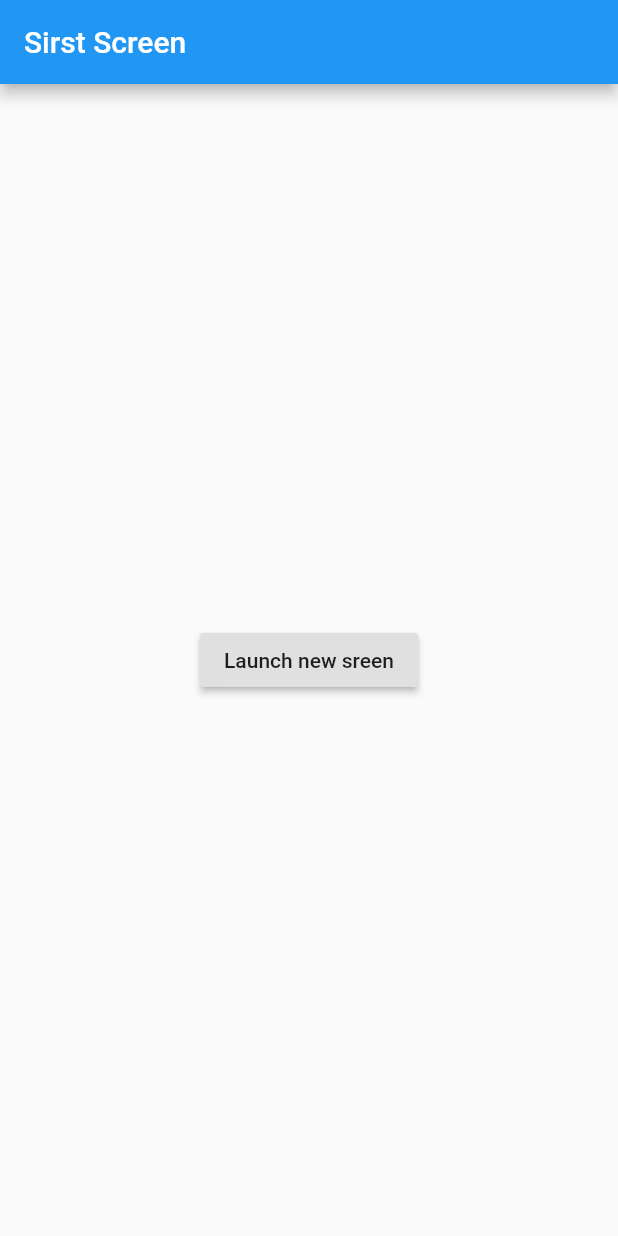
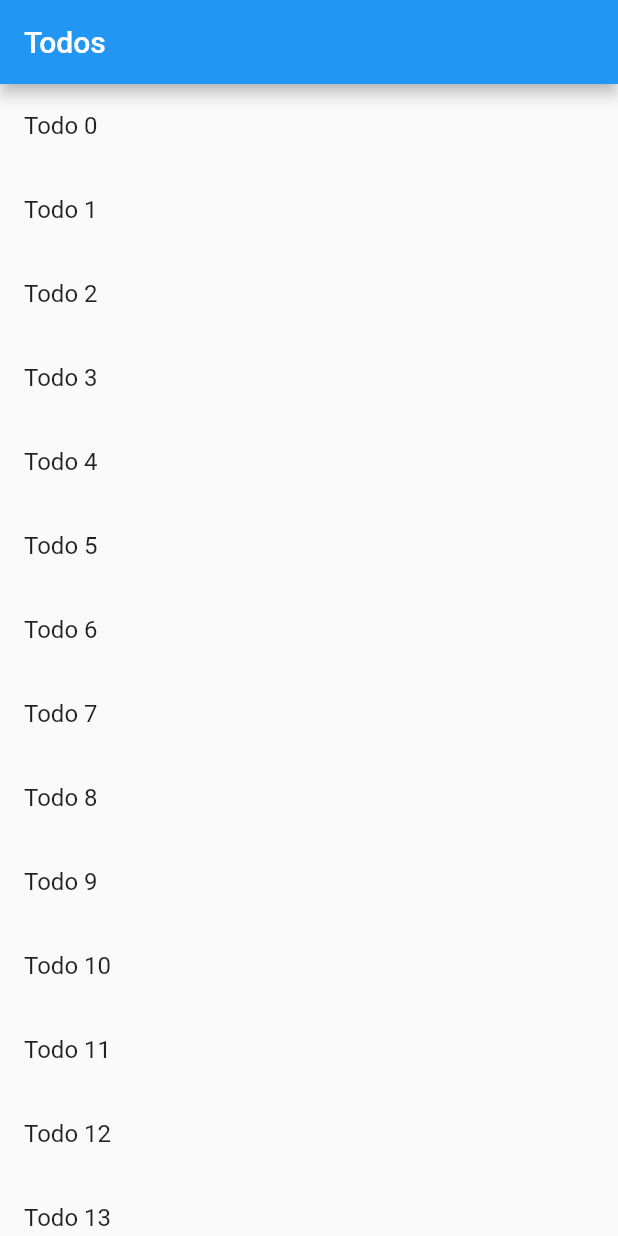
Before and after one commit to wildlily1989/flutter_navigator, a Flutter app: the screen it shows after launch, on a phone screen of 412 x 824 dp. Run offline on Flutter 3.47's test engine with Material 2 defaults, Android fonts, the phone set to English and light mode, and no system bars.

Commit message:
time :2020.04.28 content:navigation,界面传值。

```diff
--- a/lib/main.dart
+++ b/lib/main.dart
@@ -8,18 +8,19 @@ class MyApp extends StatelessWidget {
   // This widget is the root of your application.
   @override
   Widget build(BuildContext context) {
-    return MaterialApp(
+    return new MaterialApp(
       title: 'Flutter Demo',
       theme: ThemeData(
         primarySwatch: Colors.blue,
         visualDensity: VisualDensity.adaptivePlatformDensity,
       ),
-      home: FirstScreen(),
+      home: new TodoScreen(),
+//      home: FirstScreen(),
     );
   }
 }
 
-class FirstScreen extends StatelessWidget{
+class FirstScreen extends StatelessWidget {
   @override
   Widget build(BuildContext context) {
     return new Scaffold(
@@ -28,11 +29,12 @@ class FirstScreen extends StatelessWidget{
       ),
       body: new Center(
         child: new RaisedButton(
-        child: new Text('Launch new sreen'),
-            onPressed: (){
-          Navigator.push(
-              context,
-              new MaterialPageRoute(builder: (context) => new SecondScreen()),);
+            child: new Text('Launch new sreen'),
+            onPressed: () {
+              Navigator.push(
+                context,
+                new MaterialPageRoute(builder: (context) => new SecondScreen()),
+              );
             }),
       ),
     );
@@ -40,7 +42,7 @@ class FirstScreen extends StatelessWidget{
   }
 }
 
-class SecondScreen extends StatelessWidget{
+class SecondScreen extends StatelessWidget {
   @override
   Widget build(BuildContext context) {
     return new Scaffold(
@@ -49,13 +51,68 @@ class SecondScreen extends StatelessWidget{
       ),
       body: new Center(
         child: new RaisedButton(
-          child: new Text("Sencond Button"),
-            onPressed: (){
+            child: new Text("Sencond Button"),
+            onPressed: () {
               Navigator.pop(context);
             }),
       ),
     );
     throw UnimplementedError();
   }
+}
 
+class Todo {
+  final String title;
+  final String description;
+  Todo(this.title, this.description);
 }
+
+class TodoScreen extends StatelessWidget {
+  final todos = new List.generate(
+      20,
+      (i) => new Todo(
+            'Todo $i',
+            'A description of what needs to be done for Todo $i',
+          ));
+
+  @override
+  Widget build(BuildContext context) {
+    return new Scaffold(
+      appBar: new AppBar(
+        title: new Text('Todos'),
+      ),
+      body: new ListView.builder(
+          itemCount: todos.length,
+          itemBuilder: (context, index) {
+            return new ListTile(
+              title: new Text(todos[index].title),
+              onTap: () {
+                Navigator.push(context,
+                    new MaterialPageRoute(builder: (context) {
+                  return new DetailScreen(todo: todos[index]);
+                }));
+              },
+            );
+          }),
+    );
+    throw UnimplementedError();
+  }
+}
+
+class DetailScreen extends StatelessWidget {
+  final todo;
+  DetailScreen({Key key, this.todo}) : super(key: key);
+  @override
+  Widget build(BuildContext context) {
+    return new Scaffold(
+      appBar: new AppBar(
+        title: new Text('${todo.title}'),
+      ),
+      body: new Padding(
+        padding: new EdgeInsets.all(16.0),
+        child: new Text('${todo.description}'),
+      ),
+    );
+    throw UnimplementedError();
+  }
+}
```
